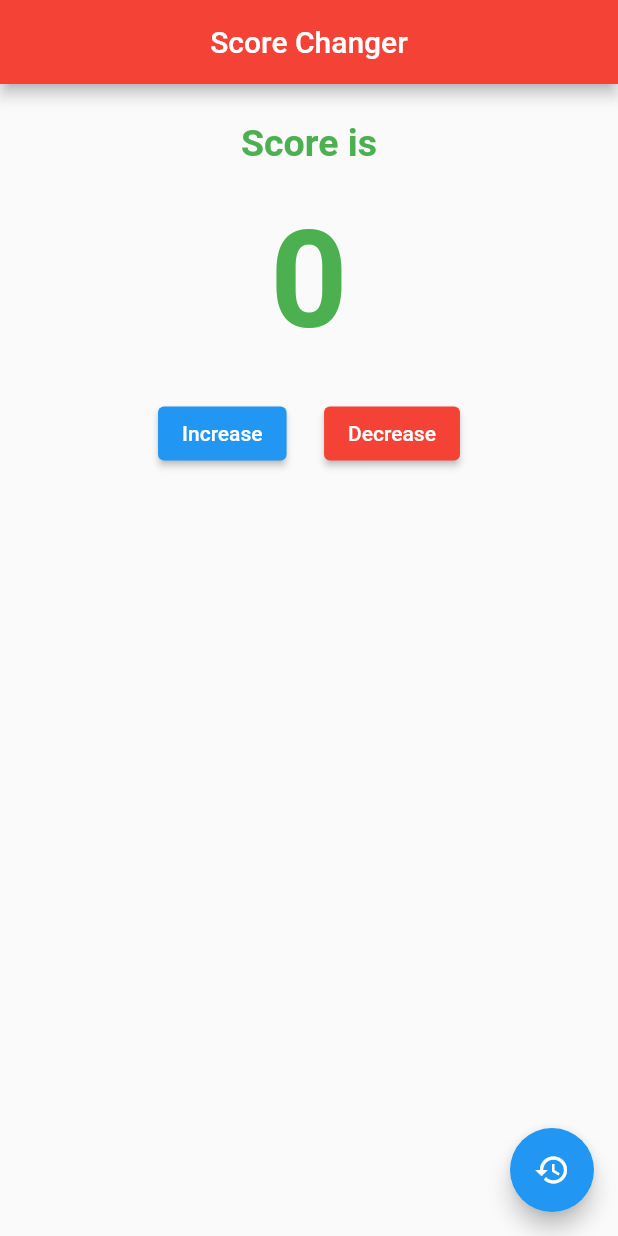
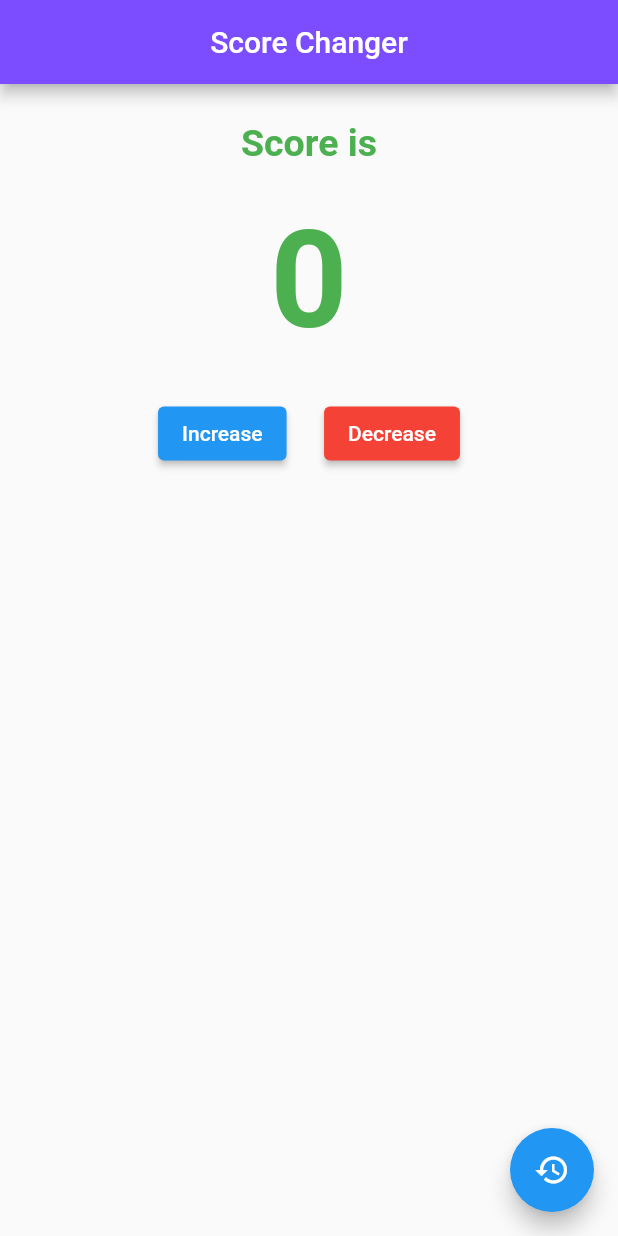
Before and after one commit to nareshdml/ScoreApp, a Flutter app: the screen it shows after launch, on a phone screen of 412 x 824 dp. Run offline on Flutter 3.47's test engine with Material 2 defaults, Android fonts, the phone set to English and light mode, and no system bars.

Commit message:
AppBar backgroundColor Change

```diff
--- a/lib/main.dart
+++ b/lib/main.dart
@@ -44,7 +44,7 @@ class _ScoreHomeState extends State<ScoreHome> {
   Widget build(BuildContext context) {
     return Scaffold(
       appBar: AppBar(
-        backgroundColor: Colors.red,
+        backgroundColor: Colors.deepPurpleAccent,
         centerTitle: true,
         title: Text('Score Changer'),
       ),
```
